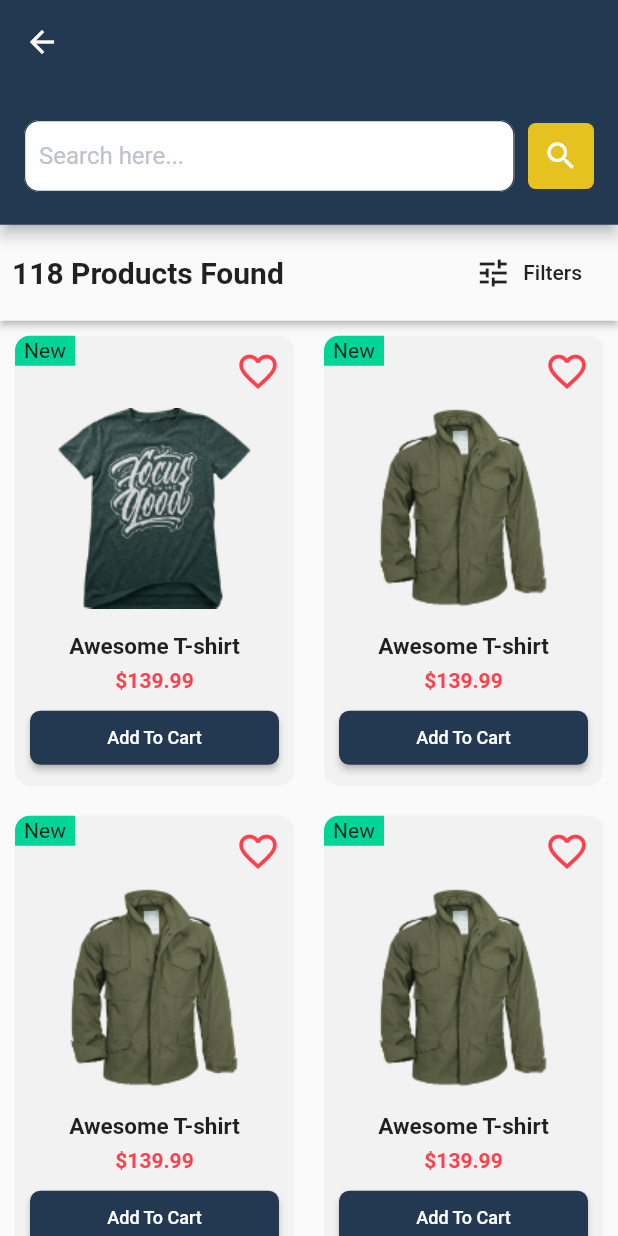
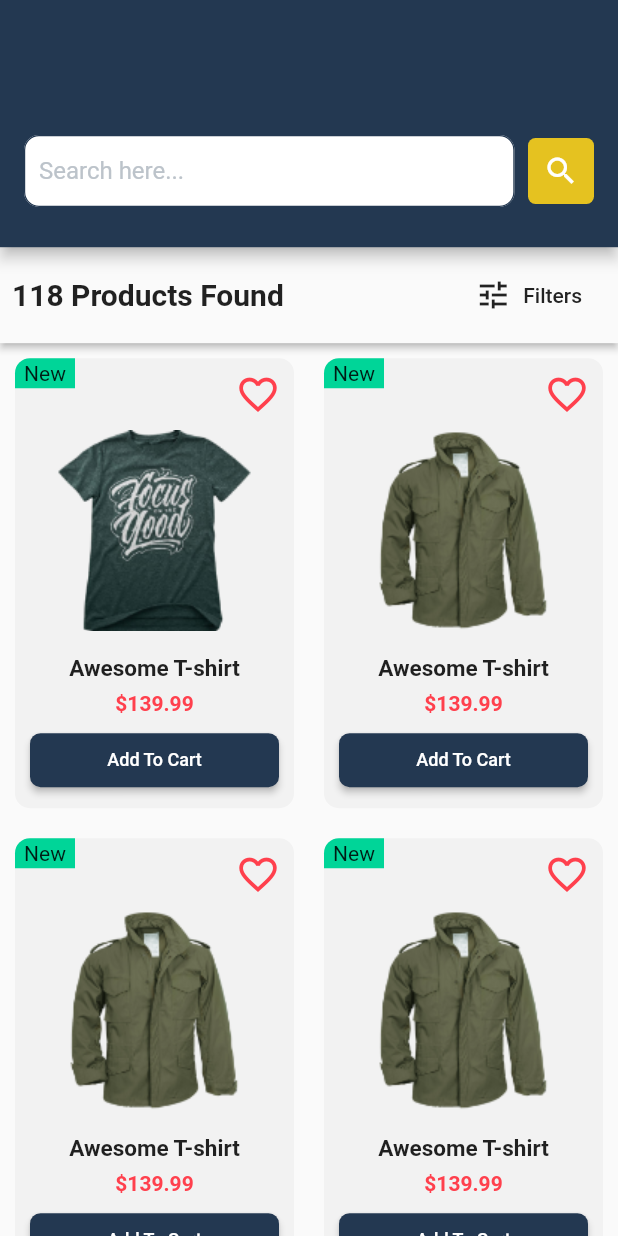
Before and after one commit to ashikahmedfahim/Flutter-E-commerce, a Flutter app: the SearchPage screen opened directly with empty values, on a phone screen of 412 x 824 dp. Run offline on Flutter 3.47's test engine with Material 2 defaults, Android fonts, the phone set to English and light mode, and no system bars; our stand-ins replace badges, flutter_svg, fluttertoast, modal_bottom_sheet, shared_preferences, video_player; accounts and stored records are empty.

Commit message:
appbar ios fix

```diff
--- a/lib/components/appbar_with_search_bar.dart
+++ b/lib/components/appbar_with_search_bar.dart
@@ -25,6 +25,10 @@ class _AppBarWithSearchBarState extends State<AppBarWithSearchBar> {
     final _formKey = GlobalKey<FormState>();
     final TextEditingController searchTerm =
         TextEditingController(text: widget.searchTerm);
+
+    final double screenSizeHeight =
+        (Theme.of(context).platform == TargetPlatform.iOS) ? 120 : 100;
+
     return AppBar(
       brightness: Brightness.dark,
       backgroundColor: kPrimaryColor,
@@ -39,7 +43,7 @@ class _AppBarWithSearchBarState extends State<AppBarWithSearchBar> {
                 ),
               ),
             )
-          : null,
+          : Container(),
       centerTitle: true,
       title: widget.showExtraProperty
           ? Padding(
@@ -50,7 +54,7 @@ class _AppBarWithSearchBarState extends State<AppBarWithSearchBar> {
                 height: 40,
               ),
             )
-          : null,
+          : Container(),
       actions: [
         widget.showExtraProperty
             ? Padding(
@@ -79,8 +83,8 @@ class _AppBarWithSearchBarState extends State<AppBarWithSearchBar> {
       ],
       flexibleSpace: Padding(
         padding: widget.showExtraProperty
-            ? const EdgeInsets.only(top: 100.0)
-            : const EdgeInsets.only(top: 80.0),
+            ? EdgeInsets.only(top: screenSizeHeight)
+            : EdgeInsets.only(top: screenSizeHeight - 10),
         child: Form(
           key: _formKey,
           child: Row(
--- a/lib/screens/home_page.dart
+++ b/lib/screens/home_page.dart
@@ -15,9 +15,12 @@ class HomePage extends StatelessWidget {
   @override
   Widget build(BuildContext context) {
     var screenSize = MediaQuery.of(context).size;
+    double screenSizeHeight = (Theme.of(context).platform == TargetPlatform.iOS)
+        ? 130
+        : screenSize.height / 5;
     return Scaffold(
       appBar: PreferredSize(
-        preferredSize: Size.fromHeight(screenSize.height / 5),
+        preferredSize: Size.fromHeight(screenSizeHeight),
         child: const AppBarWithSearchBar(
           showExtraProperty: true,
         ),
--- a/lib/screens/search_page.dart
+++ b/lib/screens/search_page.dart
@@ -13,9 +13,12 @@ class SearchPage extends StatelessWidget {
   @override
   Widget build(BuildContext context) {
     var screenSize = MediaQuery.of(context).size;
+    double screenSizeHeight = (Theme.of(context).platform == TargetPlatform.iOS)
+        ? 120
+        : screenSize.height / 5;
     return Scaffold(
       appBar: PreferredSize(
-        preferredSize: Size.fromHeight(screenSize.height / 5.5),
+        preferredSize: Size.fromHeight(screenSizeHeight),
         child: AppBarWithSearchBar(
           searchTerm: searchTerm,
           showExtraProperty: false,
```
